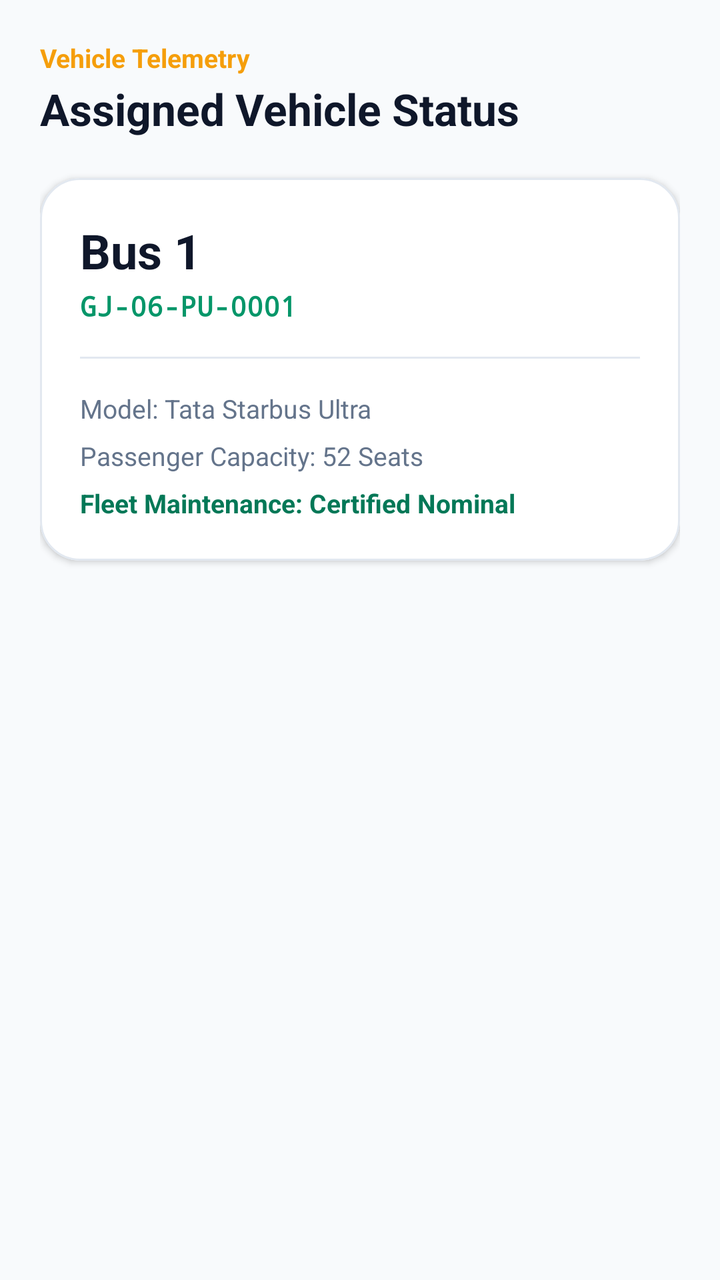
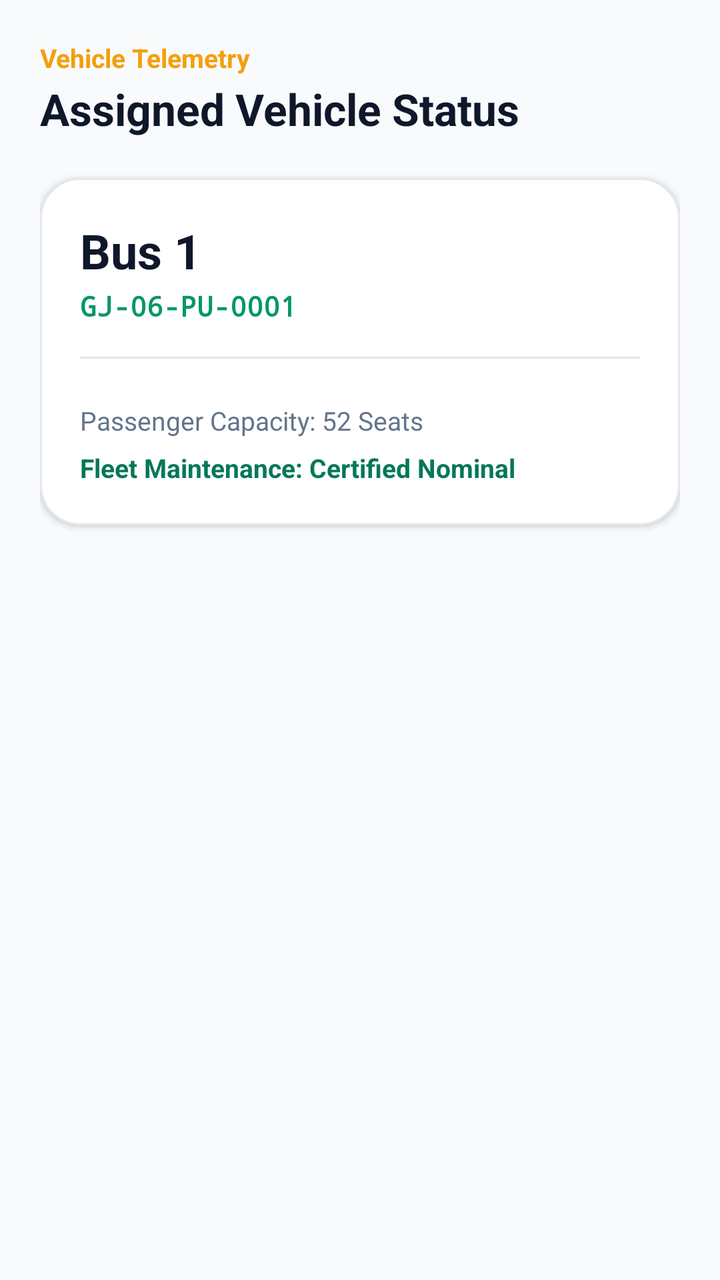

Two renders of the same Android screen: before a commit and after it. Below are the layout's source before the change and the commit's diff.
<!-- AndroidManifest.xml: application theme Theme.UniTrack -->
<!-- res/layout/fragment_driver_bus.xml -->
<?xml version="1.0" encoding="utf-8"?>
<ScrollView xmlns:android="http://schemas.android.com/apk/res/android"
    xmlns:app="http://schemas.android.com/apk/res-auto"
    android:layout_width="match_parent"
    android:layout_height="match_parent"
    android:background="@color/background"
    android:fillViewport="true">

    <LinearLayout
        android:layout_width="match_parent"
        android:layout_height="wrap_content"
        android:orientation="vertical"
        android:padding="20dp">

        <TextView
            android:layout_width="wrap_content"
            android:layout_height="wrap_content"
            android:text="Vehicle Telemetry"
            android:textColor="@color/accent"
            android:textSize="13sp"
            android:textStyle="bold" />

        <TextView
            android:layout_width="wrap_content"
            android:layout_height="wrap_content"
            android:layout_marginTop="2dp"
            android:text="Assigned Vehicle Status"
            android:textColor="@color/text_primary"
            android:textSize="22sp"
            android:textStyle="bold" />

        
        <com.google.android.material.card.MaterialCardView
            style="@style/Widget.UniTrack.Card"
            android:layout_width="match_parent"
            android:layout_height="wrap_content"
            android:layout_marginTop="20dp"
            app:cardCornerRadius="20dp">

            <LinearLayout
                android:layout_width="match_parent"
                android:layout_height="wrap_content"
                android:orientation="vertical"
                android:padding="20dp">

                <TextView
                    android:id="@+id/tvBusNum"
                    android:layout_width="wrap_content"
                    android:layout_height="wrap_content"
                    android:text="Bus 1"
                    android:textColor="@color/text_primary"
                    android:textSize="24sp"
                    android:textStyle="bold" />

                <TextView
                    android:id="@+id/tvBusPlate"
                    android:layout_width="wrap_content"
                    android:layout_height="wrap_content"
                    android:layout_marginTop="2dp"
                    android:fontFamily="monospace"
                    android:text="GJ-06-PU-0001"
                    android:textColor="@color/primary"
                    android:textSize="14sp"
                    android:textStyle="bold" />

                <View
                    android:layout_width="match_parent"
                    android:layout_height="1dp"
                    android:layout_marginTop="16dp"
                    android:layout_marginBottom="16dp"
                    android:background="@color/divider" />

                <TextView
                    android:id="@+id/tvBusModel"
                    android:layout_width="wrap_content"
                    android:layout_height="wrap_content"
                    android:text="Model: Tata Starbus Ultra"
                    android:textColor="@color/text_secondary"
                    android:textSize="13sp" />

                <TextView
                    android:id="@+id/tvBusCapacity"
                    android:layout_width="wrap_content"
                    android:layout_height="wrap_content"
                    android:layout_marginTop="6dp"
                    android:text="Passenger Capacity: 52 Seats"
                    android:textColor="@color/text_secondary"
                    android:textSize="13sp" />

                <TextView
                    android:id="@+id/tvBusHealth"
                    android:layout_width="wrap_content"
                    android:layout_height="wrap_content"
                    android:layout_marginTop="6dp"
                    android:text="Fleet Maintenance: Certified Nominal"
                    android:textColor="@color/primary_dark"
                    android:textSize="13sp"
                    android:textStyle="bold" />

            </LinearLayout>
        </com.google.android.material.card.MaterialCardView>

    </LinearLayout>
</ScrollView>
<!-- resources referenced by this layout -->
<resources>
  <color name="accent">#F59E0B</color>
  <color name="background">#F8FAFC</color>
  <color name="divider">#E2E8F0</color>
  <color name="primary">#059669</color>
  <color name="primary_dark">#047857</color>
  <color name="text_primary">#0F172A</color>
  <color name="text_secondary">#64748B</color>
  <style name="Widget.UniTrack.Card" parent="Widget.MaterialComponents.CardView">
          <item name="cardCornerRadius">20dp</item>
          <item name="cardElevation">2dp</item>
          <item name="cardBackgroundColor">@color/card_background</item>
          <item name="strokeColor">@color/border</item>
          <item name="strokeWidth">1dp</item>
      </style>
  <style name="Theme.UniTrack" parent="Theme.MaterialComponents.DayNight.NoActionBar">
          
          <item name="colorPrimary">@color/primary</item>
          <item name="colorPrimaryVariant">@color/primary_dark</item>
          <item name="colorOnPrimary">@color/pure_white</item>
          
          <item name="colorSecondary">@color/secondary</item>
          <item name="colorSecondaryVariant">@color/secondary_light</item>
          <item name="colorOnSecondary">@color/pure_white</item>
          
          <item name="android:statusBarColor">@color/surface</item>
          <item name="android:windowLightStatusBar">true</item>
          <item name="android:windowBackground">@color/background</item>
          <item name="colorSurface">@color/surface</item>
          <item name="colorOnSurface">@color/text_primary</item>
  
          
          <item name="android:textColor">@color/text_primary</item>
          <item name="android:textColorPrimary">@color/text_primary</item>
          <item name="android:textColorSecondary">@color/text_secondary</item>
          <item name="android:textColorHint">@color/input_hint</item>
          <item name="android:editTextColor">@color/input_text</item>
  
          
          <item name="textInputStyle">@style/Widget.UniTrack.TextInputLayout</item>
          <item name="editTextStyle">@style/Widget.UniTrack.EditText</item>
      </style>
  <color name="card_background">#FFFFFF</color>
  <color name="border">#E2E8F0</color>
  <color name="pure_white">#FFFFFF</color>
  <color name="secondary">#0F172A</color>
  <color name="secondary_light">#1E293B</color>
  <color name="surface">#FFFFFF</color>
  <color name="input_hint">#64748B</color>
  <color name="input_text">#0F172A</color>
  <style name="Widget.UniTrack.TextInputLayout" parent="Widget.MaterialComponents.TextInputLayout.OutlinedBox">
          <item name="boxStrokeColor">@color/primary</item>
          <item name="hintTextColor">@color/primary</item>
          <item name="android:textColorHint">@color/input_hint</item>
          <item name="boxBackgroundColor">@color/input_background</item>
          <item name="boxCornerRadiusTopStart">12dp</item>
          <item name="boxCornerRadiusTopEnd">12dp</item>
          <item name="boxCornerRadiusBottomStart">12dp</item>
          <item name="boxCornerRadiusBottomEnd">12dp</item>
      </style>
  <style name="Widget.UniTrack.EditText" parent="Widget.MaterialComponents.TextInputEditText.OutlinedBox">
          <item name="android:textColor">@color/input_text</item>
          <item name="android:textColorHint">@color/input_hint</item>
          <item name="android:textSize">14sp</item>
      </style>
  <color name="input_background">#FFFFFF</color>
</resources>

<!-- the commit's change to res/layout/fragment_driver_bus.xml (unified diff, before → after) -->
@@ -71,14 +71,6 @@
                     android:background="@color/divider" />
 
                 <TextView
-                    android:id="@+id/tvBusModel"
-                    android:layout_width="wrap_content"
-                    android:layout_height="wrap_content"
-                    android:text="Model: Tata Starbus Ultra"
-                    android:textColor="@color/text_secondary"
-                    android:textSize="13sp" />
-
-                <TextView
                     android:id="@+id/tvBusCapacity"
                     android:layout_width="wrap_content"
                     android:layout_height="wrap_content"
